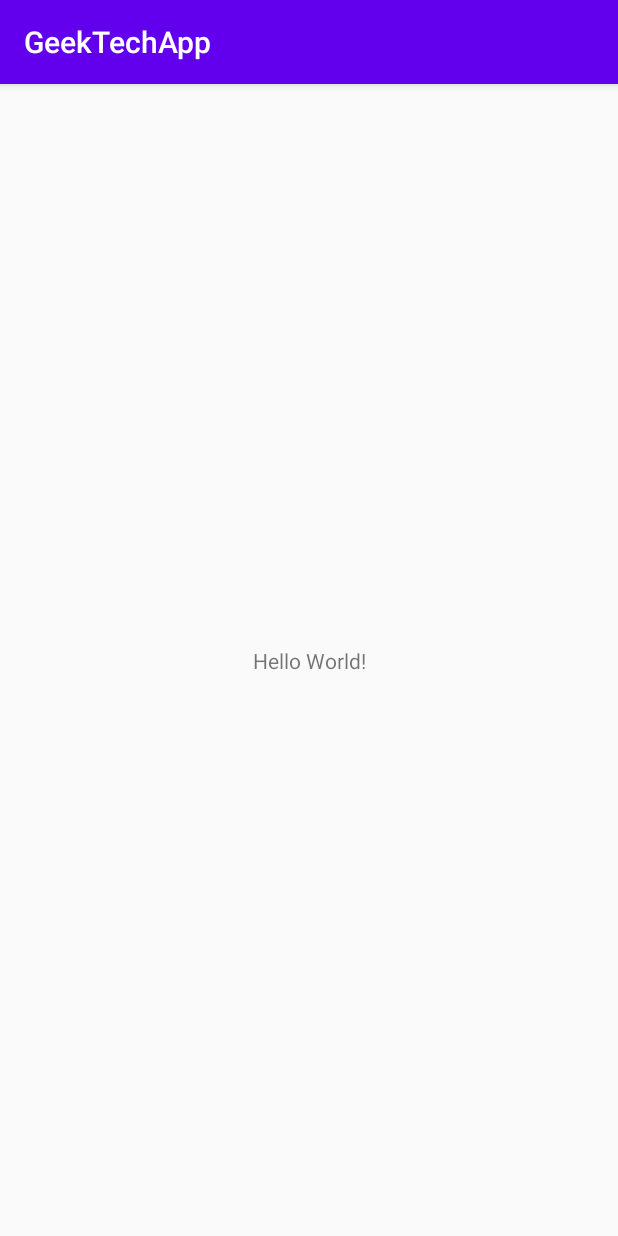
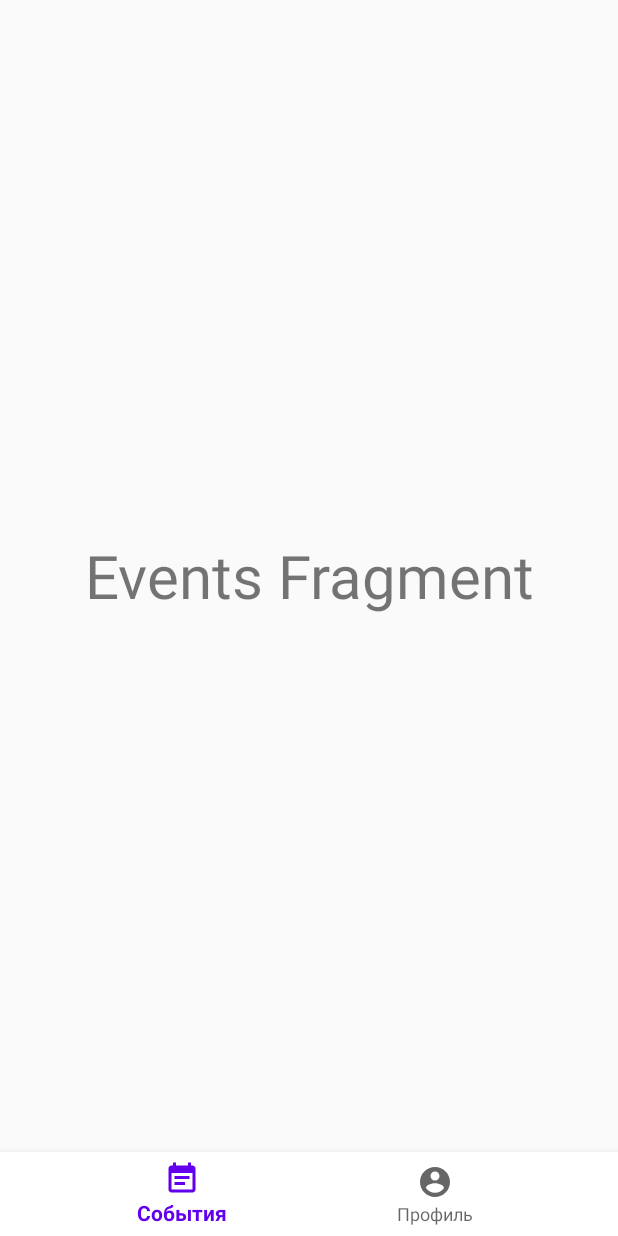
Before and after one commit to TheAlisher/GeekTechApp, an Android app: the screen it shows after launch (MainActivity), on a phone screen of 412 x 824 dp. Run offline under Robolectric (Android 15) with nearby library versions, the phone set to English and light mode, and no system bars; our stand-ins replace navigation-ui.

Commit message:
add -> BottomNavigationView with NavController | fragments EventsFragment & ProfileFragment

```diff
--- a/app/src/main/AndroidManifest.xml
+++ b/app/src/main/AndroidManifest.xml
@@ -9,7 +9,7 @@
         android:roundIcon="@mipmap/ic_launcher_round"
         android:supportsRtl="true"
         android:theme="@style/AppTheme">
-        <activity android:name=".MainActivity">
+        <activity android:name=".presentation.main.MainActivity">
             <intent-filter>
                 <action android:name="android.intent.action.MAIN" />
 
--- a/app/src/main/java/com/alis/geektech/MainActivity.java
+++ /dev/null
@@ -1,14 +0,0 @@
-package com.alis.geektech;
-
-import androidx.appcompat.app.AppCompatActivity;
-
-import android.os.Bundle;
-
-public class MainActivity extends AppCompatActivity {
-
-    @Override
-    protected void onCreate(Bundle savedInstanceState) {
-        super.onCreate(savedInstanceState);
-        setContentView(R.layout.activity_main);
-    }
-}
--- /dev/null
+++ b/app/src/main/java/com/alis/geektech/presentation/fragments/events/EventsFragment.java
@@ -0,0 +1,23 @@
+package com.alis.geektech.presentation.fragments.events;
+
+import android.os.Bundle;
+
+import androidx.fragment.app.Fragment;
+
+import android.view.LayoutInflater;
+import android.view.View;
+import android.view.ViewGroup;
+
+import com.alis.geektech.R;
+
+public class EventsFragment extends Fragment {
+
+    public EventsFragment() {
+    }
+
+    @Override
+    public View onCreateView(LayoutInflater inflater, ViewGroup container,
+                             Bundle savedInstanceState) {
+        return inflater.inflate(R.layout.fragment_events, container, false);
+    }
+}
--- /dev/null
+++ b/app/src/main/java/com/alis/geektech/presentation/fragments/profile/ProfileFragment.java
@@ -0,0 +1,23 @@
+package com.alis.geektech.presentation.fragments.profile;
+
+import android.os.Bundle;
+
+import androidx.fragment.app.Fragment;
+
+import android.view.LayoutInflater;
+import android.view.View;
+import android.view.ViewGroup;
+
+import com.alis.geektech.R;
+
+public class ProfileFragment extends Fragment {
+
+    public ProfileFragment() {
+    }
+
+    @Override
+    public View onCreateView(LayoutInflater inflater, ViewGroup container,
+                             Bundle savedInstanceState) {
+        return inflater.inflate(R.layout.fragment_profile, container, false);
+    }
+}
--- /dev/null
+++ b/app/src/main/java/com/alis/geektech/presentation/main/MainActivity.java
@@ -0,0 +1,28 @@
+package com.alis.geektech.presentation.main;
+
+import androidx.appcompat.app.AppCompatActivity;
+import androidx.navigation.NavController;
+import androidx.navigation.Navigation;
+import androidx.navigation.ui.NavigationUI;
+
+import android.os.Bundle;
+
+import com.alis.geektech.R;
+import com.google.android.material.bottomnavigation.BottomNavigationView;
+
+public class MainActivity extends AppCompatActivity {
+
+    @Override
+    protected void onCreate(Bundle savedInstanceState) {
+        super.onCreate(savedInstanceState);
+        setContentView(R.layout.activity_main);
+
+        setNavControllerWithBottomNav();
+    }
+
+    private void setNavControllerWithBottomNav() {
+        BottomNavigationView bottomNavigationView = findViewById(R.id.bottom_nav_main);
+        NavController navController = Navigation.findNavController(this, R.id.nav_host_fragment);
+        NavigationUI.setupWithNavController(bottomNavigationView, navController);
+    }
+}
--- /dev/null
+++ b/app/src/main/res/drawable/icon_event_note.xml
@@ -0,0 +1,9 @@
+<vector xmlns:android="http://schemas.android.com/apk/res/android"
+    android:width="36dp"
+    android:height="36dp"
+    android:viewportWidth="24"
+    android:viewportHeight="24">
+  <path
+      android:pathData="M17,10L7,10v2h10v-2zM19,3h-1L18,1h-2v2L8,3L8,1L6,1v2L5,3c-1.11,0 -1.99,0.9 -1.99,2L3,19c0,1.1 0.89,2 2,2h14c1.1,0 2,-0.9 2,-2L21,5c0,-1.1 -0.9,-2 -2,-2zM19,19L5,19L5,8h14v11zM14,14L7,14v2h7v-2z"
+      android:fillColor="#000000"/>
+</vector>
--- /dev/null
+++ b/app/src/main/res/drawable/icon_navigation_account_circle.xml
@@ -0,0 +1,9 @@
+<vector xmlns:android="http://schemas.android.com/apk/res/android"
+    android:width="36dp"
+    android:height="36dp"
+    android:viewportWidth="24"
+    android:viewportHeight="24">
+  <path
+      android:pathData="M12,2C6.48,2 2,6.48 2,12s4.48,10 10,10 10,-4.48 10,-10S17.52,2 12,2zM12,5c1.66,0 3,1.34 3,3s-1.34,3 -3,3 -3,-1.34 -3,-3 1.34,-3 3,-3zM12,19.2c-2.5,0 -4.71,-1.28 -6,-3.22 0.03,-1.99 4,-3.08 6,-3.08 1.99,0 5.97,1.09 6,3.08 -1.29,1.94 -3.5,3.22 -6,3.22z"
+      android:fillColor="#000000"/>
+</vector>
--- a/app/src/main/res/layout/activity_main.xml
+++ b/app/src/main/res/layout/activity_main.xml
@@ -4,15 +4,25 @@
     xmlns:tools="http://schemas.android.com/tools"
     android:layout_width="match_parent"
     android:layout_height="match_parent"
-    tools:context=".MainActivity">
+    tools:context=".presentation.main.MainActivity">
 
-    <TextView
-        android:layout_width="wrap_content"
+    <com.google.android.material.bottomnavigation.BottomNavigationView
+        android:id="@+id/bottom_nav_main"
+        android:layout_width="match_parent"
         android:layout_height="wrap_content"
-        android:text="Hello World!"
-        app:layout_constraintBottom_toBottomOf="parent"
-        app:layout_constraintLeft_toLeftOf="parent"
-        app:layout_constraintRight_toRightOf="parent"
+        android:background="@color/White"
+        app:menu="@menu/bottom_navigation_menu"
+        app:layout_constraintBottom_toBottomOf="parent" />
+
+    <fragment
+        android:id="@+id/nav_host_fragment"
+        android:layout_width="match_parent"
+        android:name="androidx.navigation.fragment.NavHostFragment"
+        android:layout_height="0dp"
+        app:defaultNavHost="true"
+        app:layout_constraintBottom_toTopOf="@+id/bottom_nav_main"
+        app:navGraph="@navigation/mobile_navigation"
         app:layout_constraintTop_toTopOf="parent" />
 
+
 </androidx.constraintlayout.widget.ConstraintLayout>
--- /dev/null
+++ b/app/src/main/res/layout/fragment_events.xml
@@ -0,0 +1,16 @@
+<?xml version="1.0" encoding="utf-8"?>
+<LinearLayout xmlns:android="http://schemas.android.com/apk/res/android"
+    xmlns:tools="http://schemas.android.com/tools"
+    android:layout_width="match_parent"
+    android:layout_height="match_parent"
+    tools:context=".presentation.fragments.events.EventsFragment">
+
+    <TextView
+        android:layout_width="match_parent"
+        android:layout_height="match_parent"
+        android:text="Events Fragment"
+        android:gravity="center"
+        android:textSize="40sp" />
+
+
+</LinearLayout>
--- /dev/null
+++ b/app/src/main/res/layout/fragment_profile.xml
@@ -0,0 +1,16 @@
+<?xml version="1.0" encoding="utf-8"?>
+<LinearLayout xmlns:android="http://schemas.android.com/apk/res/android"
+    xmlns:tools="http://schemas.android.com/tools"
+    android:layout_width="match_parent"
+    android:layout_height="match_parent"
+    tools:context=".presentation.fragments.profile.ProfileFragment">
+
+    <TextView
+        android:layout_width="match_parent"
+        android:gravity="center"
+        android:textSize="40sp"
+        android:layout_height="match_parent"
+        android:text="Profile Fragment" />
+
+
+</LinearLayout>
--- /dev/null
+++ b/app/src/main/res/menu/bottom_navigation_menu.xml
@@ -0,0 +1,15 @@
+<?xml version="1.0" encoding="utf-8"?>
+<menu xmlns:android="http://schemas.android.com/apk/res/android">
+
+    <item
+        android:id="@+id/navigation_events"
+        android:icon="@drawable/icon_event_note"
+        android:title="@string/title_events" />
+
+    <item
+        android:id="@+id/navigation_profile"
+        android:icon="@drawable/icon_navigation_account_circle"
+        android:title="@string/title_profile" />
+
+
+</menu>
--- /dev/null
+++ b/app/src/main/res/navigation/mobile_navigation.xml
@@ -0,0 +1,22 @@
+<?xml version="1.0" encoding="utf-8"?>
+<navigation xmlns:android="http://schemas.android.com/apk/res/android"
+    xmlns:app="http://schemas.android.com/apk/res-auto"
+    xmlns:tools="http://schemas.android.com/tools"
+    android:id="@+id/mobile_navigation"
+    app:startDestination="@id/eventsFragment">
+
+    <fragment
+        android:id="@+id/eventsFragment"
+        android:name="com.alis.geektech.presentation.fragments.events.EventsFragment"
+        android:label="fragment_events"
+        tools:layout="@layout/fragment_events" >
+    </fragment>
+
+    <fragment
+        android:id="@+id/profileFragment"
+        android:name="com.alis.geektech.presentation.fragments.profile.ProfileFragment"
+        android:label="fragment_profile"
+        tools:layout="@layout/fragment_profile" />
+
+
+</navigation>
--- a/app/src/main/res/values/colors.xml
+++ b/app/src/main/res/values/colors.xml
@@ -3,4 +3,10 @@
     <color name="colorPrimary">#6200EE</color>
     <color name="colorPrimaryDark">#3700B3</color>
     <color name="colorAccent">#03DAC5</color>
+
+    <color name="White">#FFFFFF</color>
+    <color name="Black">#000000</color>
+    <color name="Transparent">#00000000</color>
+
+
 </resources>
--- a/app/src/main/res/values/strings.xml
+++ b/app/src/main/res/values/strings.xml
@@ -1,3 +1,10 @@
 <resources>
-    <string name="app_name">GeekTechApp</string>
+    <string name="app_name">GeekTech</string>
+
+    <string name="title_events">События</string>
+    <string name="title_profile">Профиль</string>
+    <!-- TODO: Remove or change this placeholder text -->
+    <string name="hello_blank_fragment">Hello blank fragment</string>
+
+
 </resources>
--- a/app/src/main/res/values/styles.xml
+++ b/app/src/main/res/values/styles.xml
@@ -1,10 +1,10 @@
 <resources>
-    <!-- Base application theme. -->
-    <style name="AppTheme" parent="Theme.AppCompat.Light.DarkActionBar">
-        <!-- Customize your theme here. -->
+
+    <style name="AppTheme" parent="Theme.MaterialComponents.DayNight.NoActionBar.Bridge">
         <item name="colorPrimary">@color/colorPrimary</item>
         <item name="colorPrimaryDark">@color/colorPrimaryDark</item>
         <item name="colorAccent">@color/colorAccent</item>
     </style>
 
+
 </resources>
```
